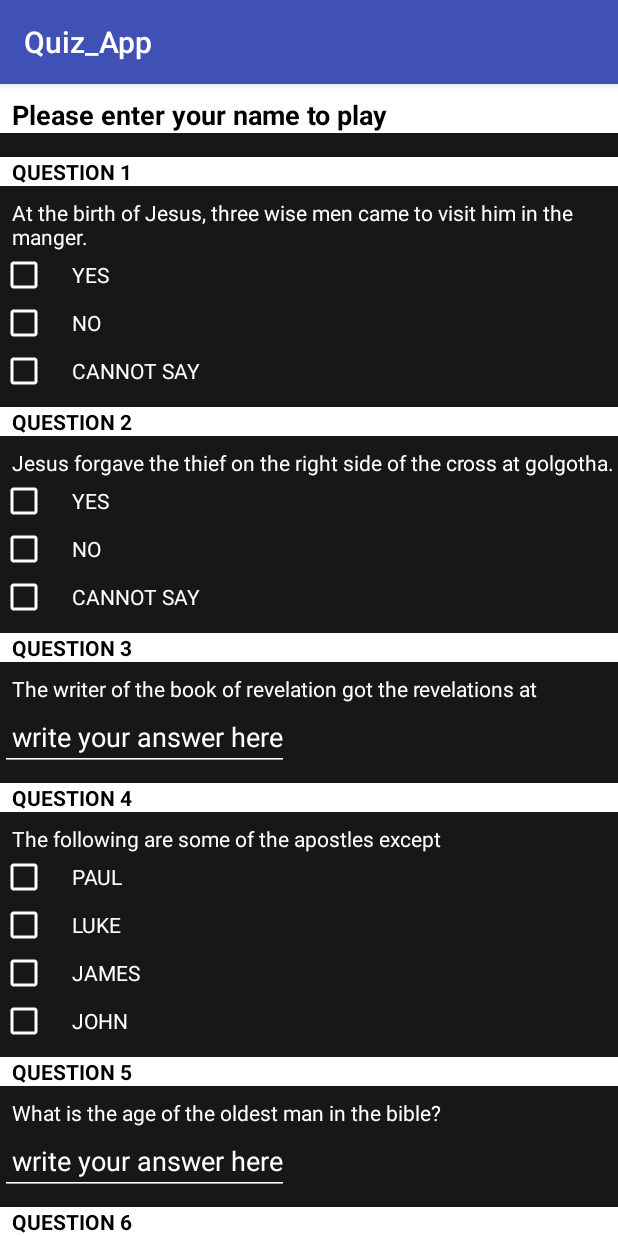
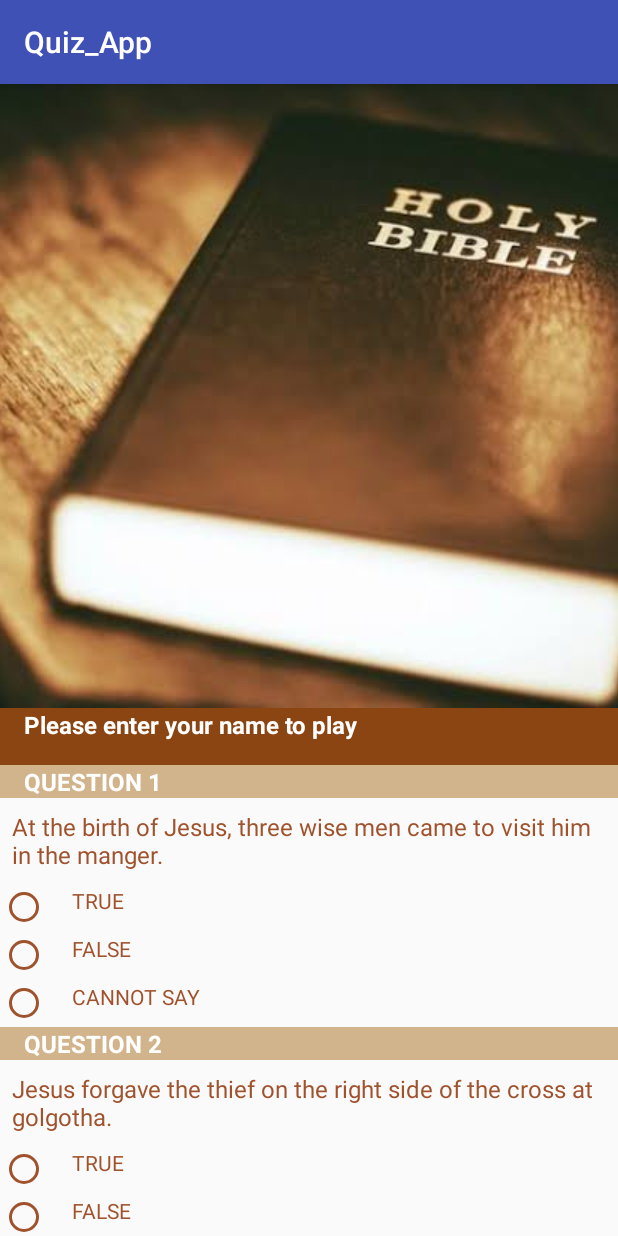
Before and after one commit to tobbyprays/SIMEON_BOLARINWA_Quiz_App, an Android app: the screen it shows after launch (MainActivity), on a phone screen of 412 x 824 dp. Run offline under Robolectric (Android 15) with nearby library versions, the phone set to English and light mode, and no system bars.

```diff
--- a/app/src/main/java/com/example/android/quiz_app/MainActivity.java
+++ b/app/src/main/java/com/example/android/quiz_app/MainActivity.java
@@ -5,6 +5,8 @@ import android.os.Bundle;
 import android.view.View;
 import android.widget.CheckBox;
 import android.widget.EditText;
+import android.widget.RadioButton;
+import android.widget.RadioGroup;
 import android.widget.Toast;
 
 public class MainActivity extends AppCompatActivity {
@@ -28,9 +30,10 @@ public class MainActivity extends AppCompatActivity {
         EditText editText= (EditText) findViewById(R.id.name_of_player);
         String name= editText.getText().toString();
         //tests the answers the player provided against the right answers either clicked or entered as text from questions 1-8
-        CheckBox question_one= (CheckBox) findViewById(R.id.q1Option3);
-        boolean answerOne= question_one.isChecked();
-            if (answerOne){
+        RadioGroup question_one= (RadioGroup) findViewById(R.id.radioQ1);
+        String answerOne= ((RadioButton) findViewById(question_one.getCheckedRadioButtonId())).getText().toString();
+        String answerA=getString(R.string.Q1option3);
+            if (answerOne==answerA ){
                 score++;
             }
             else {
@@ -38,9 +41,10 @@ public class MainActivity extends AppCompatActivity {
                 fails++;
             }
 
-        CheckBox question_two= (CheckBox) findViewById(R.id.q2Option3);
-        boolean answerTwo= question_two.isChecked();
-            if (answerTwo){
+        RadioGroup question_two= (RadioGroup) findViewById(R.id.radioQ2);
+        String answerTwo= ((RadioButton) findViewById(question_two.getCheckedRadioButtonId())).getText().toString();
+        String answerB=getString(R.string.Q1option3);
+            if (answerTwo == answerB){
                 score++;
             }
             else {
@@ -56,13 +60,20 @@ public class MainActivity extends AppCompatActivity {
                 missedQuestions+= "\n"+ "The answer to Question 3 is: PATMOS";
                 fails++;
             }
-        CheckBox question_four= (CheckBox) findViewById(R.id.q4Option2);
-        boolean answerFour= question_four.isChecked();
-            if (answerFour){
+        CheckBox question_fourA= (CheckBox) findViewById(R.id.q4Option2);
+        CheckBox question_fourB= (CheckBox) findViewById(R.id.q4Option3);
+        CheckBox question_fourC= (CheckBox) findViewById(R.id.q4Option1);
+        CheckBox question_fourD= (CheckBox) findViewById(R.id.q4Option4);
+        boolean answerFourA= question_fourA.isChecked();
+        boolean answerFourB= question_fourB.isChecked();
+        boolean answerFourC= question_fourC.isChecked();
+        boolean answerFourD= question_fourD.isChecked();
+        //ensures that the player is only awarded a score for choosing only the two correct options
+            if (answerFourA == true && answerFourB == true && answerFourC == false && answerFourD == false ){
                 score++;
             }
-            else {
-                missedQuestions+= "\n"+ "The answer to Question 4 is: "+ getString(R.string.Q4option2);
+            else  {
+                missedQuestions+= "\n"+ "The answer to Question 4 is: "+ getString(R.string.Q4option2) + " & " +getString(R.string.Q4option3);
                 fails++;
             }
         EditText editQuestionFive= (EditText) findViewById(R.id.q5Option);
@@ -74,18 +85,26 @@ public class MainActivity extends AppCompatActivity {
                 missedQuestions+= "\n"+ "The answer to Question 5 is: 969";
                 fails++;
             }
-        CheckBox question_six= (CheckBox) findViewById(R.id.q6Option3);
-        boolean answerSix= question_six.isChecked();
-            if (answerSix){
+        CheckBox question_sixA= (CheckBox) findViewById(R.id.q6Option2);
+        boolean answerSixA= question_sixA.isChecked();
+        CheckBox question_sixB= (CheckBox) findViewById(R.id.q6Option3);
+        boolean answerSixB= question_sixB.isChecked();
+        CheckBox question_sixC= (CheckBox) findViewById(R.id.q6Option1);
+        boolean answerSixC= question_sixC.isChecked();
+        CheckBox question_sixD= (CheckBox) findViewById(R.id.q6Option4);
+        boolean answerSixD= question_sixD.isChecked();
+        //ensures that the player is only awarded a score for choosing only the two correct options
+            if (answerSixA == true && answerSixB == true && answerSixC == false && answerSixD == false){
                 score++;
             }
             else {
-                missedQuestions+= "\n"+ "The answer to Question 6 is: "+ getString(R.string.Q6option3);
+                missedQuestions+= "\n"+ "The answer to Question 6 is: "+ getString(R.string.Q6option2) + " & " + getString(R.string.Q6option3);
                 fails++;
             }
-        CheckBox question_seven= (CheckBox) findViewById(R.id.q7Option1);
-        boolean answerSeven= question_seven.isChecked();
-            if (answerSeven){
+        RadioGroup question_seven= (RadioGroup) findViewById(R.id.radioQ7);
+        String answerSeven= ((RadioButton) findViewById(question_seven.getCheckedRadioButtonId())).getText().toString();
+        String answerC=getString(R.string.Q7option1);
+            if (answerSeven== answerC){
                 score++;
             }
             else {
--- a/app/src/main/res/layout/activity_main.xml
+++ b/app/src/main/res/layout/activity_main.xml
@@ -10,55 +10,80 @@
         <LinearLayout
             android:layout_width="match_parent"
             android:layout_height="wrap_content"
-            android:orientation="vertical"
-            android:background="@drawable/b3">
+            android:orientation="vertical">
+            <ImageView
+                android:id="@+id/bible_image"
+                android:scaleType="center"
+                android:layout_width="match_parent"
+                android:layout_height="wrap_content"
+                android:src="@drawable/bible"/>
             <EditText
                 android:id="@+id/name_of_player"
                 style="@style/nameOfPlayer"
-                android:hint="@string/namePlayer"
-                 />
+                android:hint="@string/namePlayer"/>
             <TextView
                 android:text="@string/question1"
                style="@style/questions"/>
+
             <TextView
                 style="@style/questionBody"
                 android:text="@string/questionOne"/>
-            <CheckBox
+
+            <RadioGroup
+                android:id="@+id/radioQ1"
+                android:layout_width="wrap_content"
+                android:layout_height="wrap_content" >
+
+                <RadioButton
                     android:id="@+id/q1Option1"
-               style="@style/checkBoxes"
+                    style="@style/radioButtons"
                     android:text="@string/Q1option1"
                     android:buttonTint="@color/questionColor"/>
-            <CheckBox
+
+                <RadioButton
                     android:id="@+id/q1Option2"
-                style="@style/checkBoxes"
+                    style="@style/radioButtons"
                     android:text="@string/Q1option2"
                     android:buttonTint="@color/questionColor"/>
-            <CheckBox
+
+                <RadioButton
                     android:id="@+id/q1Option3"
-                style="@style/checkBoxes"
+                    style="@style/radioButtons"
                     android:text="@string/Q1option3"
                     android:buttonTint="@color/questionColor"/>
+            </RadioGroup>
+
             <TextView
                 style="@style/questions"
                 android:text="@string/question2"/>
             <TextView
                 style="@style/questionBody"
                 android:text="@string/questionTwo"/>
-            <CheckBox
+
+            <RadioGroup
+                android:id="@+id/radioQ2"
+                android:layout_width="wrap_content"
+                android:layout_height="wrap_content" >
+
+                <RadioButton
                     android:id="@+id/q2Option1"
-                style="@style/checkBoxes"
-                android:text="@string/Q2option1"
+                    style="@style/radioButtons"
+                    android:text="@string/Q1option1"
                     android:buttonTint="@color/questionColor"/>
-            <CheckBox
+
+                <RadioButton
                     android:id="@+id/q2Option2"
-                style="@style/checkBoxes"
-                android:text="@string/Q2option2"
+                    style="@style/radioButtons"
+                    android:text="@string/Q1option2"
                     android:buttonTint="@color/questionColor"/>
-            <CheckBox
+
+                <RadioButton
                     android:id="@+id/q2Option3"
-                style="@style/checkBoxes"
-                android:text="@string/Q2option3"
+                    style="@style/radioButtons"
+                    android:text="@string/Q1option3"
                     android:buttonTint="@color/questionColor"/>
+            </RadioGroup>
+
             <TextView
                 style="@style/questions"
                 android:text="@string/question3"/>
@@ -139,21 +164,30 @@
             <TextView
                 style="@style/questionBody"
                 android:text="@string/questionSeven" />
-            <CheckBox
+            <RadioGroup
+                android:id="@+id/radioQ7"
+                android:layout_width="wrap_content"
+                android:layout_height="wrap_content" >
+
+                <RadioButton
                     android:id="@+id/q7Option1"
-                style="@style/checkBoxes"
+                    style="@style/radioButtons"
                     android:text="@string/Q7option1"
                     android:buttonTint="@color/questionColor"/>
-            <CheckBox
+
+                <RadioButton
                     android:id="@+id/q7Option2"
-                style="@style/checkBoxes"
+                    style="@style/radioButtons"
                     android:text="@string/Q7option2"
                     android:buttonTint="@color/questionColor"/>
-            <CheckBox
+
+                <RadioButton
                     android:id="@+id/q7Option3"
-                style="@style/checkBoxes"
+                    style="@style/radioButtons"
                     android:text="@string/Q7option3"
                     android:buttonTint="@color/questionColor"/>
+            </RadioGroup>
+
             <TextView
                 style="@style/questions"
                 android:text="@string/question8" />
--- a/app/src/main/res/values/colors.xml
+++ b/app/src/main/res/values/colors.xml
@@ -2,8 +2,8 @@
 <resources>
     <color name="colorPrimary">#3F51B5</color>
     <color name="colorPrimaryDark">#303F9F</color>
-    <color name="colorAccent">#FF4081</color>
-    <color name="questionColor">#FFFFFF</color>
-    <color name="questionTitleColor">#000000</color>
-    <color name="questionBackgroundColor">#FFFFFF</color>
+    <color name="colorAccent">#FFFFFF</color>
+    <color name="questionColor">#A0522D</color>
+    <color name="questionTitleColor">#FFFFFF</color>
+    <color name="questionBackgroundColor">#D2B48C</color>
 </resources>
--- a/app/src/main/res/values/strings.xml
+++ b/app/src/main/res/values/strings.xml
@@ -4,14 +4,14 @@
 
     <string name="question1">QUESTION 1</string>
     <string name="questionOne">At the birth of Jesus, three wise men came to visit him in the manger.</string>
-    <string name="Q1option1">YES</string>
-    <string name="Q1option2">NO</string>
+    <string name="Q1option1">TRUE</string>
+    <string name="Q1option2">FALSE</string>
     <string name="Q1option3">CANNOT SAY</string>
 
     <string name="question2">QUESTION 2</string>
     <string name="questionTwo">Jesus forgave the thief on the right side of the cross at golgotha.</string>
-    <string name="Q2option1">YES</string>
-    <string name="Q2option2">NO</string>
+    <string name="Q2option1">TRUE</string>
+    <string name="Q2option2">FALSE </string>
     <string name="Q2option3">CANNOT SAY</string>
 
     <string name="question3">QUESTION 3</string>
@@ -22,7 +22,7 @@
     <string name="questionFour">The following are some of the apostles except</string>
     <string name="Q4option1">PAUL</string>
     <string name="Q4option2">LUKE</string>
-    <string name="Q4option3">JAMES</string>
+    <string name="Q4option3">TIMOTHY</string>
     <string name="Q4option4">JOHN</string>
 
     <string name="question5">QUESTION 5</string>
@@ -30,16 +30,16 @@
     <string name="Q5answer">write your answer here</string>
 
     <string name="question6">QUESTION 6</string>
-    <string name="questionSix">What is the oldest book in the bible?</string>
-    <string name="Q6option1">PSALMS</string>
+    <string name="questionSix">Which of these are old testament books?</string>
+    <string name="Q6option1">PHILEMON</string>
     <string name="Q6option2">ISAIAH</string>
     <string name="Q6option3">JOB</string>
-    <string name="Q6option4">GENESIS</string>
+    <string name="Q6option4">TITUS</string>
 
     <string name="question7">QUESTION 7</string>
     <string name="questionSeven">The Areopagans were those Paul met who served an UNKNOWN GOD.</string>
-    <string name="Q7option1">YES</string>
-    <string name="Q7option2">NO</string>
+    <string name="Q7option1">TRUE</string>
+    <string name="Q7option2">FALSE</string>
     <string name="Q7option3">CANNOT SAY</string>
 
     <string name="question8">QUESTION 8</string>
--- a/app/src/main/res/values/styles.xml
+++ b/app/src/main/res/values/styles.xml
@@ -8,15 +8,15 @@
         <item name="colorAccent">@color/colorAccent</item>
     </style>
     <style name="nameOfPlayer" >
-        <!-- Customize the questions theme here. -->
+        <!-- Customize the name of player theme here. -->
         <item name="android:layout_width">match_parent</item>
         <item name="android:layout_height">wrap_content</item>
         <item name="android:textStyle">bold</item>
-        <item name="android:paddingLeft">8dp</item>
-        <item name="android:paddingTop">8dp</item>
-        <item name="android:layout_marginBottom">8dp</item>
+        <item name="android:paddingLeft">16dp</item>
+        <item name="android:paddingBottom">16dp</item>
         <item name="android:textColor">@color/questionTitleColor</item>
-        <item name="android:background">@color/questionBackgroundColor</item>
+        <item name="android:textSize">16sp</item>
+        <item name="android:background">#8B4513</item>
         <item name="android:textColorHint">@color/questionTitleColor</item>
     </style>
     <style name="questions" >
@@ -24,9 +24,8 @@
         <item name="android:layout_width">match_parent</item>
         <item name="android:layout_height">wrap_content</item>
         <item name="android:textStyle">bold</item>
-        <item name="android:paddingLeft">8dp</item>
-        <item name="android:layout_marginTop">8dp</item>
-        <item name="android:layout_marginBottom">8dp</item>
+        <item name="android:paddingLeft">16dp</item>
+        <item name="android:textSize">16sp</item>
         <item name="android:textColor">@color/questionTitleColor</item>
         <item name="android:background">@color/questionBackgroundColor</item>
     </style>
@@ -34,7 +33,8 @@
         <!-- Customize the questions body theme here. -->
         <item name="android:layout_width">match_parent</item>
         <item name="android:layout_height">wrap_content</item>
-        <item name="android:paddingLeft">8dp</item>
+        <item name="android:textSize">16sp</item>
+        <item name="android:padding">8dp</item>
         <item name="android:textColor">@color/questionColor</item>
     </style>
     <style name="checkBoxes" >
@@ -49,10 +49,21 @@
         <!-- Customize the editText body theme here. -->
         <item name="android:layout_width">wrap_content</item>
         <item name="android:layout_height">wrap_content</item>
-        <item name="android:paddingLeft">8dp</item>
+        <item name="android:paddingLeft">16dp</item>
         <item name="android:textColor">@color/questionColor</item>
         <item name="android:textColorHint">@color/questionColor</item>
     </style>
+
+    <style name="radioButtons" >
+        <!-- Customize the editText body theme here. -->
+        <item name="android:layout_width">wrap_content</item>
+        <item name="android:layout_height">wrap_content</item>
+        <item name="android:paddingLeft">16dp</item>
+        <item name="android:paddingBottom">8dp</item>
+        <item name="android:textColor">@color/questionColor</item>
+        <item name="android:textColorHint">@color/questionColor</item>
+    </style>
+
     <style name="submission" >
         <!-- Customize the submit quiz button theme here. -->
         <item name="android:layout_width">match_parent</item>
@@ -61,7 +72,8 @@
         <item name="android:paddingBottom">8dp</item>
         <item name="android:paddingTop">16dp</item>
         <item name="android:textStyle">bold</item>
-        <item name="android:textColorHint">@color/questionTitleColor</item>
+        <item name="android:textColor">@color/questionTitleColor</item>
+        <item name="android:background">#8B4513</item>
         <item name="android:layout_alignParentBottom">true</item>
         <item name="android:gravity">center_horizontal</item>
     </style>
```
Also changed, not shown: app/src/main/res/drawable/b1.jpg (added), app/src/main/res/drawable/b2.jpg (added), app/src/main/res/drawable/bible.jpg (added). Lines whose indentation alone changed are shown as unchanged.
